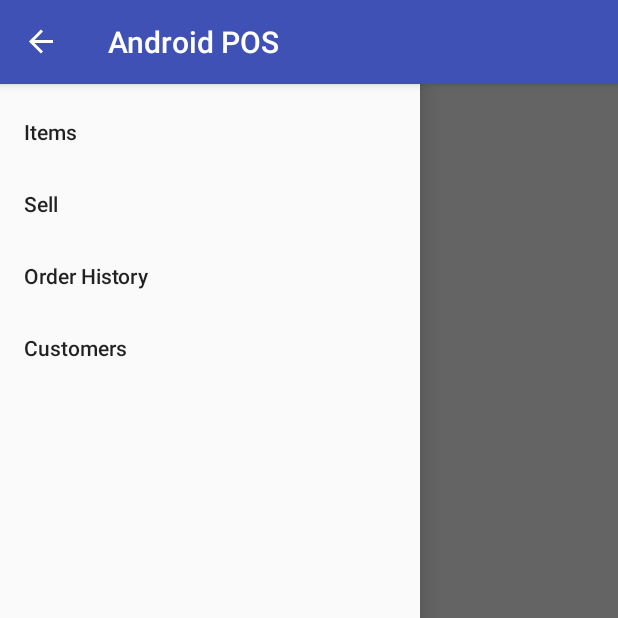
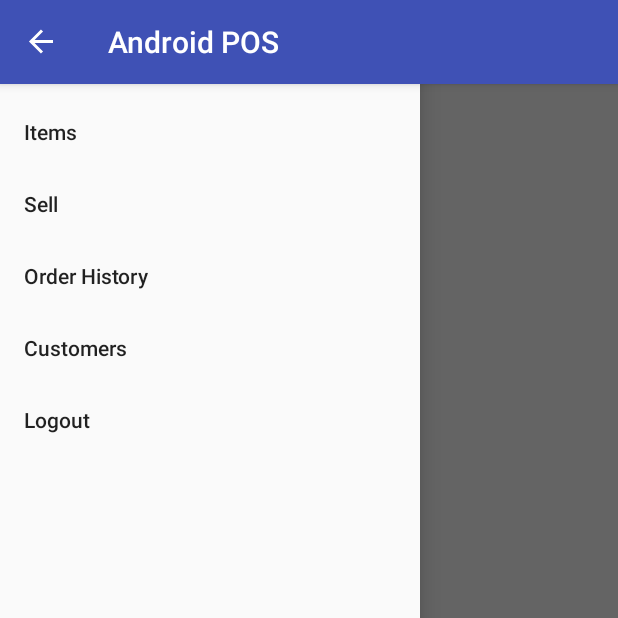
Before and after one commit to vamshedhar/AndroidPOS, an Android app: the screen it shows after launch once a user with an empty profile is signed in (MainActivity), with the side drawer open, on a phone screen of 412 x 824 dp, the top half of it. Run offline under Robolectric (Android 15) with nearby library versions, the phone set to English and light mode, and no system bars; our stand-ins replace Firebase (no records; nobody signed in at launch, a user with empty details on screens opened directly).

Commit message:
feat(auth): logout implemented

```diff
--- a/app/src/main/res/menu/drawer_view.xml
+++ b/app/src/main/res/menu/drawer_view.xml
@@ -14,6 +14,10 @@
         <item
             android:id="@+id/nav_customers"
             android:title="@string/customers" />
+
+        <item
+            android:id="@+id/nav_logout"
+            android:title="@string/logout" />
     </group>
 
 </menu>
--- a/app/src/main/res/values/strings.xml
+++ b/app/src/main/res/values/strings.xml
@@ -9,4 +9,5 @@
     <string name="username">Username</string>
     <string name="Password">Password</string>
     <string name="login">Login</string>
+    <string name="logout">Logout</string>
 </resources>
```
Also changed, not shown: app/src/main/java/com/example/vamshedhar/androidpos/MainActivity.java (+23 -2 lines).
